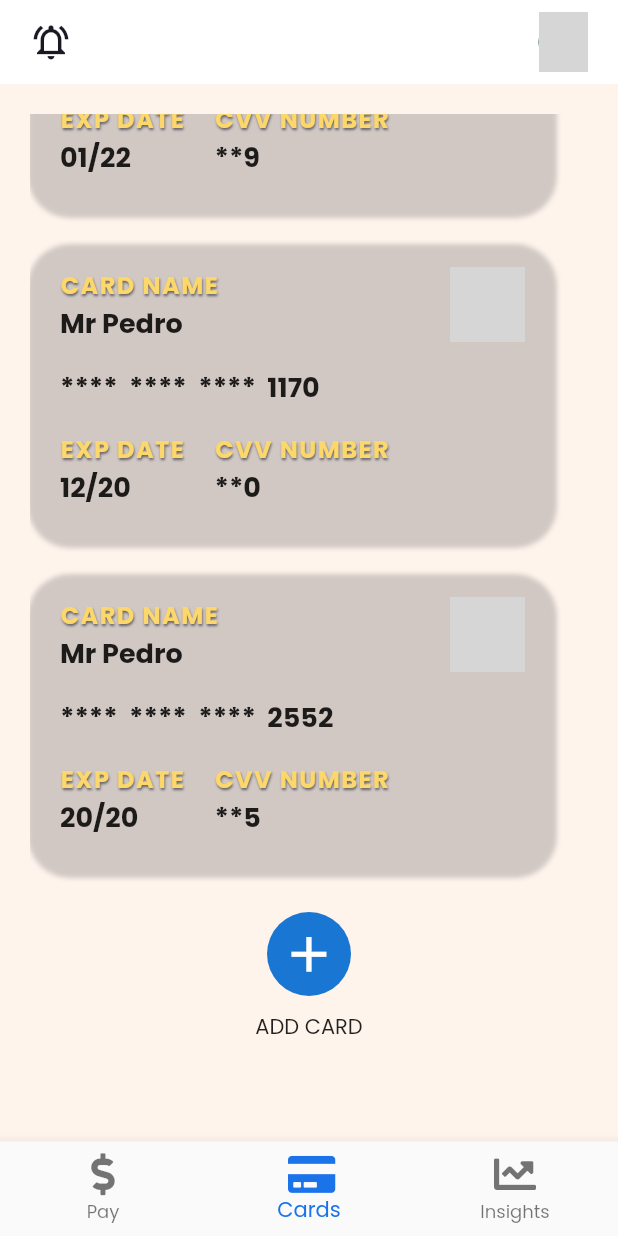
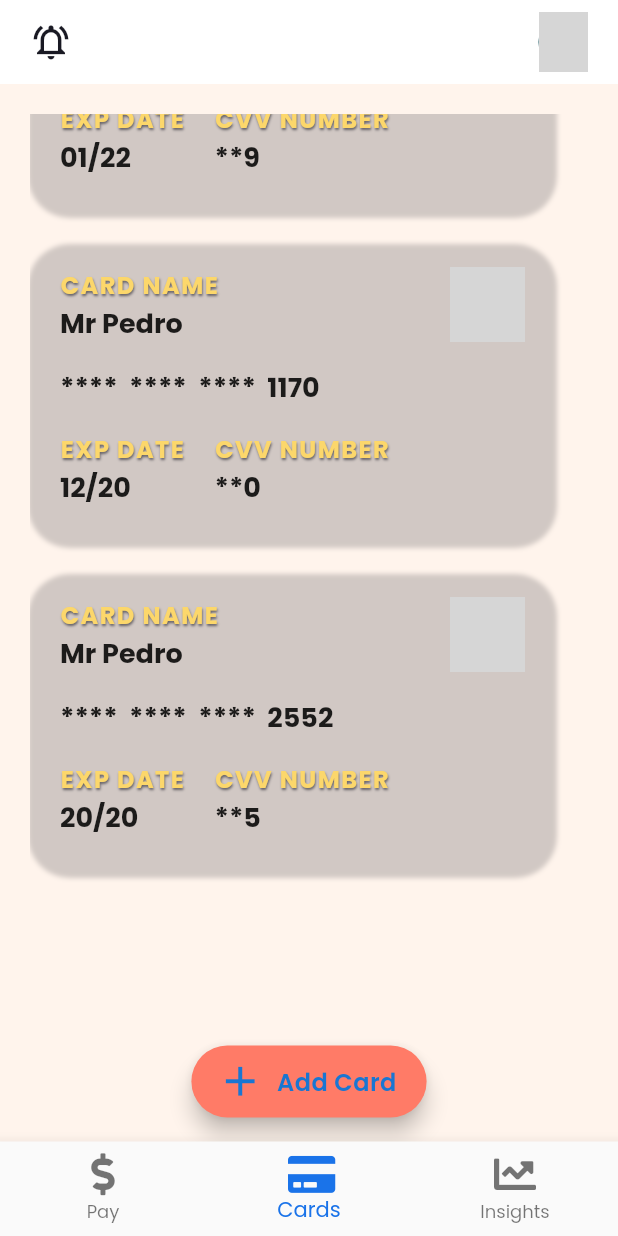
Before and after one commit to Pszione/flutter_banking_pay_responsive, a Flutter app: the screen it shows after launch, item 2 of the bottom bar chosen, scrolled down 358 dp, on a phone screen of 412 x 824 dp. Run offline on Flutter 3.47's test engine with Material 2 defaults, Android fonts, the phone set to English and light mode, and no system bars; our stand-ins replace flutter_svg, font_awesome_flutter, google_fonts, sliding_sheet; network calls fail; statements that could not run were skipped; grey boxes are pictures that could not be loaded.

Commit message:
Banking Pay - FloatingctionButton (FAB) | CardScreen

```diff
--- /dev/null
+++ b/lib/components/app_floating_button_with_icon_and_text.dart
@@ -0,0 +1,29 @@
+import 'package:flutter/material.dart';
+
+import '../constant_text_styles.dart';
+import '../constants.dart';
+
+class AppFloatingButtonIconAndText extends StatelessWidget {
+  const AppFloatingButtonIconAndText({
+    Key? key,
+    required this.label,
+    required this.icon,
+    this.tooltip = '',
+    required this.onPressed,
+  }) : super(key: key);
+
+  final String? label, tooltip;
+  final IconData? icon;
+  final VoidCallback? onPressed;
+
+  @override
+  Widget build(BuildContext context) {
+    return FloatingActionButton.extended(
+      onPressed: onPressed,
+      tooltip: tooltip,
+      foregroundColor: Theme.of(context).primaryColorDark,
+      icon: Icon(icon, size: kHugeIconSize),
+      label: Text(label ?? '', style: AppTextStyles.kFloatingButtonText()),
+    );
+  }
+}
--- a/lib/main.dart
+++ b/lib/main.dart
@@ -52,6 +52,12 @@ class AppThemes {
     appBarTheme: const AppBarTheme(
       backgroundColor: kWhiteColor,
       elevation: 0,
+    floatingActionButtonTheme: FloatingActionButtonThemeData(
+      backgroundColor: kSecondaryColor,
+      shape: RoundedRectangleBorder(
+          borderRadius: BorderRadius.circular(kSmallBorderRadiusAsDouble)),
+      elevation: 8,
+    ),
     ),
     colorScheme: AppThemes.appColorScheme,
 
@@ -64,6 +70,12 @@ class AppThemes {
     appBarTheme: const AppBarTheme(
       backgroundColor: kDarkBackgroundColor,
       elevation: 0,
+    floatingActionButtonTheme: FloatingActionButtonThemeData(
+      backgroundColor: kSecondaryColor,
+      shape: RoundedRectangleBorder(
+          borderRadius: BorderRadius.circular(kSmallBorderRadiusAsDouble)),
+      elevation: 8,
+    ),
     ),
     colorScheme: AppThemes.appDarkColorScheme,
 
--- a/lib/responsive.dart
+++ b/lib/responsive.dart
@@ -21,7 +21,8 @@ class Responsive extends StatelessWidget {
       MediaQuery.of(context).size.width <= 700;
 
   static bool isTablet(BuildContext context) =>
-      MediaQuery.of(context).size.width < 1024;
+      MediaQuery.of(context).size.width < 1024 &&
+      MediaQuery.of(context).size.width >= 500;
 
   static bool isDesktop(BuildContext context) =>
       MediaQuery.of(context).size.width >= 1024;
--- a/lib/screens/cardScreen/card_screen.dart
+++ b/lib/screens/cardScreen/card_screen.dart
@@ -1,6 +1,9 @@
 import 'package:flutter/material.dart';
+import 'package:flutter_banking_pay_responsive/components/app_alert_dialog.dart';
 import 'package:flutter_banking_pay_responsive/components/app_bar_complete.dart';
+import 'package:flutter_banking_pay_responsive/components/app_floating_button_with_icon_and_text.dart';
 import 'package:flutter_banking_pay_responsive/components/card_widget.dart';
+import 'package:flutter_banking_pay_responsive/snackbar_errors.dart';
 import 'package:flutter_banking_pay_responsive/models/card.dart';
 import 'package:flutter_banking_pay_responsive/responsive.dart';
 
@@ -17,6 +20,17 @@ class CardScreen extends StatelessWidget {
         title: 'My Cards',
         hasNotifications: true,
       ),
+      floatingActionButton: AppFloatingButtonIconAndText(
+        label: 'Add Card',
+        tooltip: 'Add Card',
+        icon: Icons.add,
+        onPressed: () => const AppAlertDialog(
+          title: 'Add Card',
+          contentText: null,
+        ).showAlertDialogDismissible(context),
+        // AppSnackBarErrors.showSnackBarFeatureUnavailable(context),
+      ),
+      floatingActionButtonLocation: kFloatingButtonLocationAdaptive(context),
       body: SingleChildScrollView(
         physics: const ClampingScrollPhysics(),
         child: Padding(
@@ -46,27 +60,41 @@ class CardScreen extends StatelessWidget {
                   padding: const EdgeInsets.only(bottom: kDefaultPadding),
                 ),
               ),
-              Column(
-                children: [
-                  const SizedBox(height: kHalfPadding),
-                  const CircleAvatar(
-                    radius: kMediumIconSize,
-                    child: Icon(
-                      Icons.add,
-                      size: kHugeIconSize * 1.2,
-                    ),
-                  ),
-                  const SizedBox(height: kHalfPadding),
-                  Text(
-                    'Add Card'.toUpperCase(),
-                    style: AppTextStyle.kListTileTitle,
-                  ),
-                ],
-              ),
+              // Legacy
+              // buildAddCardButton(context),
             ],
           ),
         ),
       ),
     );
   }
+
+  IconButton buildAddCardButton(BuildContext context) {
+    return IconButton(
+      iconSize: 170,
+      onPressed: () {
+        //AppScaffoldBannerErrors.showBannerUnavailable(context);
+        AppSnackBarErrors.showSnackBarFeatureUnavailable(context);
+      },
+      icon: Column(
+        children: [
+          const SizedBox(height: kHalfPadding),
+          CircleAvatar(
+            radius: kMediumIconSize,
+            backgroundColor: Theme.of(context).colorScheme.primary,
+            child: Icon(
+              Icons.add,
+              size: kHugeIconSize * 1.2,
+              color: Theme.of(context).primaryColorDark,
+            ),
+          ),
+          const SizedBox(height: kHalfPadding),
+          Text(
+            'Add Card'.toUpperCase(),
+            style: AppTextStyles.kListTileTitle,
+          ),
+        ],
+      ),
+    );
+  }
 }
```
Also changed, not shown: lib/screens/homeScreen/home_screen.dart (+21 -5 lines).
